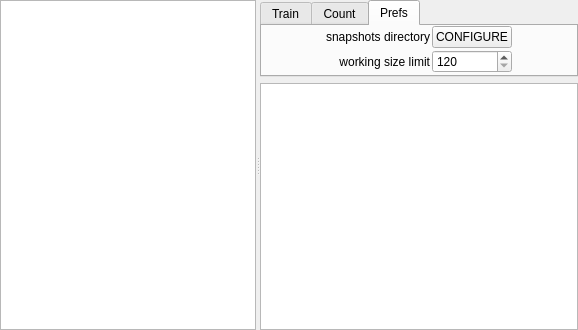
v2lab/vote-counter, file VoteCounter/VoteCounter.ui: the form before one commit.
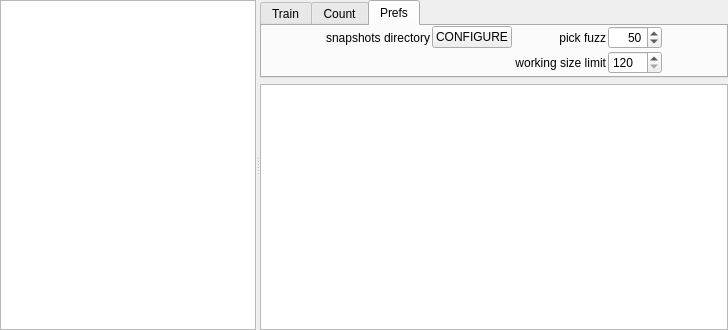
The form after the commit. The open tabs and pages were chosen to show the change.

Diff of the .ui file:
```diff
--- a/VoteCounter/VoteCounter.ui
+++ b/VoteCounter/VoteCounter.ui
@@ -6,7 +6,7 @@
    <rect>
     <x>0</x>
     <y>0</y>
-    <width>578</width>
+    <width>728</width>
     <height>330</height>
    </rect>
   </property>
@@ -179,7 +179,7 @@
              </property>
             </widget>
            </item>
-           <item row="0" column="3">
+           <item row="0" column="5">
             <spacer name="horizontalSpacer">
              <property name="orientation">
               <enum>Qt::Horizontal</enum>
@@ -192,7 +192,62 @@
              </property>
             </spacer>
            </item>
-           <item row="1" column="2">
+           <item row="0" column="0">
+            <spacer name="horizontalSpacer_2">
+             <property name="orientation">
+              <enum>Qt::Horizontal</enum>
+             </property>
+             <property name="sizeHint" stdset="0">
+              <size>
+               <width>40</width>
+               <height>20</height>
+              </size>
+             </property>
+            </spacer>
+           </item>
+           <item row="0" column="4">
+            <widget class="QSpinBox" name="pickFuzz">
+             <property name="alignment">
+              <set>Qt::AlignRight|Qt::AlignTrailing|Qt::AlignVCenter</set>
+             </property>
+             <property name="suffix">
+              <string/>
+             </property>
+             <property name="minimum">
+              <number>1</number>
+             </property>
+             <property name="maximum">
+              <number>255</number>
+             </property>
+             <property name="singleStep">
+              <number>1</number>
+             </property>
+             <property name="value">
+              <number>50</number>
+             </property>
+            </widget>
+           </item>
+           <item row="0" column="3">
+            <widget class="QLabel" name="label_3">
+             <property name="text">
+              <string>pick fuzz</string>
+             </property>
+             <property name="alignment">
+              <set>Qt::AlignRight|Qt::AlignTrailing|Qt::AlignVCenter</set>
+             </property>
+            </widget>
+           </item>
+           <item row="1" column="3">
+            <widget class="QLabel" name="label_2">
+             <property name="text">
+              <string extracomment="limit width / height of the working image to this number of pixels">working size limit</string>
+             </property>
+             <property name="alignment">
+              <set>Qt::AlignRight|Qt::AlignTrailing|Qt::AlignVCenter</set>
+             </property>
+            </widget>
+           </item>
+           <item row="1" column="4">
             <widget class="QSpinBox" name="sizeLimit">
              <property name="minimum">
               <number>120</number>
@@ -205,29 +260,6 @@
              </property>
             </widget>
            </item>
-           <item row="1" column="1">
-            <widget class="QLabel" name="label_2">
-             <property name="text">
-              <string extracomment="limit width / height of the working image to this number of pixels">working size limit</string>
-             </property>
-             <property name="alignment">
-              <set>Qt::AlignRight|Qt::AlignTrailing|Qt::AlignVCenter</set>
-             </property>
-            </widget>
-           </item>
-           <item row="0" column="0">
-            <spacer name="horizontalSpacer_2">
-             <property name="orientation">
-              <enum>Qt::Horizontal</enum>
-             </property>
-             <property name="sizeHint" stdset="0">
-              <size>
-               <width>40</width>
-               <height>20</height>
-              </size>
-             </property>
-            </spacer>
-           </item>
           </layout>
          </widget>
         </widget>
```
Left out of the diff: 11 changed lines with no effect on the pictures.
